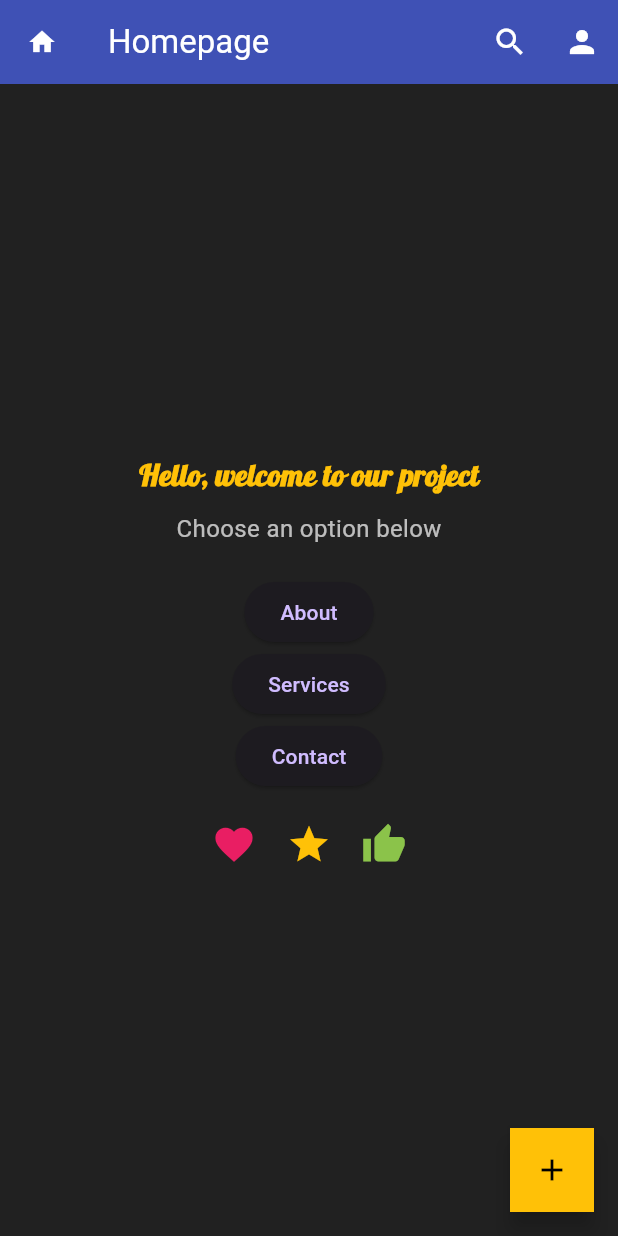
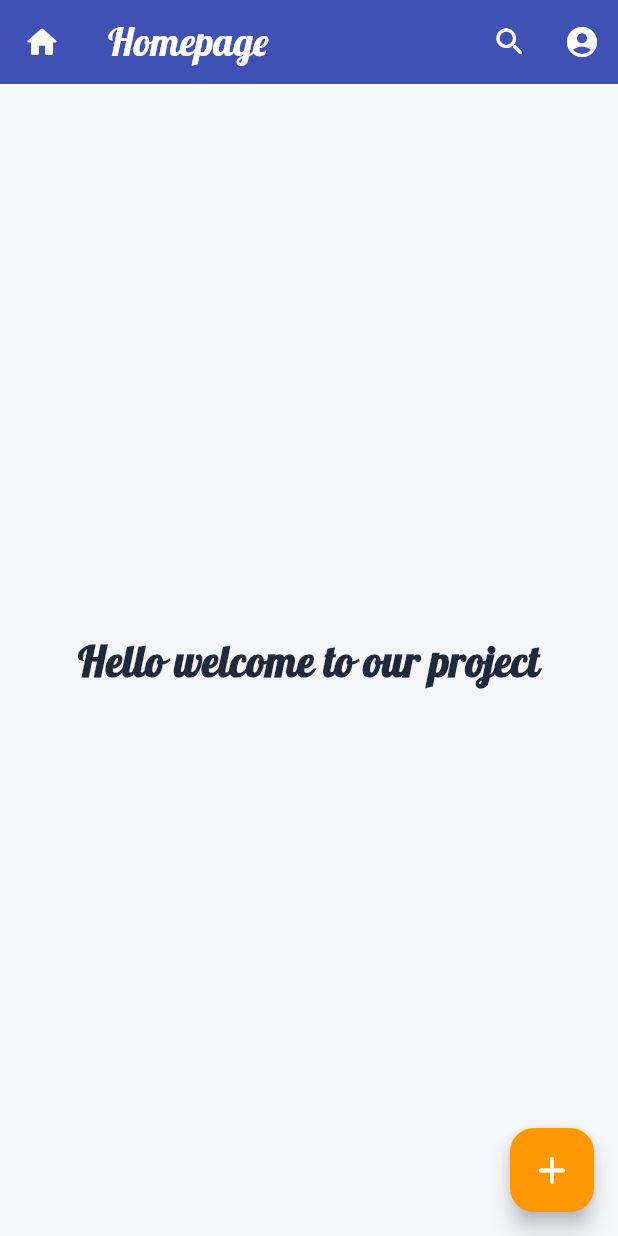
Before and after one commit to Taniasultana-creator/Flutter-Homepage, a Flutter app: the screen it shows after launch, on a phone screen of 412 x 824 dp. Run offline on Flutter 3.47's test engine with Material 3 defaults, Android fonts, the phone set to English and light mode, and no system bars; our stand-ins replace google_fonts.

Commit message:
updated code

```diff
--- a/lib/home_page.dart
+++ b/lib/home_page.dart
@@ -1,142 +1,77 @@
 import 'package:flutter/material.dart';
 import 'package:google_fonts/google_fonts.dart';
+
 
 class HomePage extends StatelessWidget {
   const HomePage({super.key});
 
-  void showMessage(BuildContext context, String title, String message) {
-    showDialog(
-      context: context,
-      builder: (context) => AlertDialog(
-        title: Text(title),
-        content: Text(message),
-        actions: [
-          TextButton(
-            onPressed: () => Navigator.pop(context),
-            child: Text("OK"),
-          ),
-        ],
-      ),
-    );
-  }
-
-  @override
-  Widget build(BuildContext context) {
+   Widget build(BuildContext context) {
     return Scaffold(
-      backgroundColor: Colors.grey.shade900,
+      backgroundColor: Color(0xFFF5F7FA),
 
       appBar: AppBar(
-        title: Text("Homepage"),
-        backgroundColor: Colors.indigo,
+        title: Text(
+          "Homepage",
+          style: GoogleFonts.lobster(
+            fontSize: 26,
+            color: Colors.white,
+          ),
+        ),
+        backgroundColor: Color(0xFF3F51B5),
         foregroundColor: Colors.white,
+
         leading: Icon(
-          Icons.home,
-          size: 20,
+          Icons.home_rounded,
+          size: 25,
         ),
+
         actions: [
           IconButton(
-            onPressed: () {
-              ScaffoldMessenger.of(context).showSnackBar(
-                SnackBar(content: Text("Search clicked")),
-              );
-            },
-            icon: Icon(Icons.search),
+            onPressed: () {},
+            icon: Icon(Icons.search_rounded),
+            tooltip: "Search",
           ),
+
           IconButton(
-            onPressed: () {
-              showMessage(context, "Profile", "This is your profile page.");
-            },
-            icon: Icon(Icons.person),
+            onPressed: () {},
+            icon: Icon(Icons.account_circle_rounded),
+            tooltip: "Profile",
           ),
         ],
       ),
 
       body: Center(
-        child: Column(
-          mainAxisAlignment: MainAxisAlignment.center,
-          children: [
-            Text(
-              "Hello, welcome to our project",
-              style: GoogleFonts.lobster(
-                textStyle: TextStyle(
-                  fontSize: 20,
-                  color: Colors.amber,
-                  fontWeight: FontWeight.bold,
-                ),
-              ),
+        child: Text(
+          "Hello welcome to our project",
+          textAlign: TextAlign.center,
+          style: GoogleFonts.lobster(
+            textStyle: TextStyle(
+              fontSize: 28,
+              color: Color(0xFF1F2937),
+              fontWeight: FontWeight.bold,
             ),
-
-            SizedBox(height: 10),
-
-            Text(
-              "Choose an option below",
-              style: TextStyle(color: Colors.white70, fontSize: 16),
-            ),
-
-            SizedBox(height: 20),
-
-            ElevatedButton(
-              onPressed: () {
-                showMessage(
-                  context,
-                  "About",
-                  "This is a simple Flutter project made for our class assignment.",
-                );
-              },
-              child: Text("About"),
-            ),
-
-            ElevatedButton(
-              onPressed: () {
-                showMessage(
-                  context,
-                  "Services",
-                  "We are learning how to build mobile and web apps with Flutter.",
-                );
-              },
-              child: Text("Services"),
-            ),
-
-            ElevatedButton(
-              onPressed: () {
-                showMessage(
-                  context,
-                  "Contact",
-                  "Email: example@gmail.com",
-                );
-              },
-              child: Text("Contact"),
-            ),
-
-            SizedBox(height: 20),
-
-            Row(
-              mainAxisAlignment: MainAxisAlignment.center,
-              children: [
-                Icon(Icons.favorite, color: Colors.pink, size: 30),
-                SizedBox(width: 20),
-                Icon(Icons.star, color: Colors.amber, size: 30),
-                SizedBox(width: 20),
-                Icon(Icons.thumb_up, color: Colors.lightGreen, size: 30),
-              ],
-            ),
-          ],
+          ),
         ),
       ),
 
       floatingActionButton: FloatingActionButton(
-        onPressed: () {
-          ScaffoldMessenger.of(context).showSnackBar(
-            SnackBar(content: Text("Add clicked")),
-          );
-        },
-        backgroundColor: Colors.amber,
-        foregroundColor: Colors.black,
-        hoverColor: Colors.lightGreen,
-        shape: BeveledRectangleBorder(),
+        onPressed: () {},
+        backgroundColor: Color(0xFFFF9800),
+        foregroundColor: Colors.white,
+        hoverColor: Color(0xFFFFB74D),
+
+        shape: RoundedRectangleBorder(
+          borderRadius: BorderRadius.circular(16),
+        ),
+
         tooltip: "Add",
-        child: Icon(Icons.add),
+
+        child: Icon(
+          Icons.add_rounded,
+          size: 30,
+        ),
       ),
     );
   }
+
 }
```
